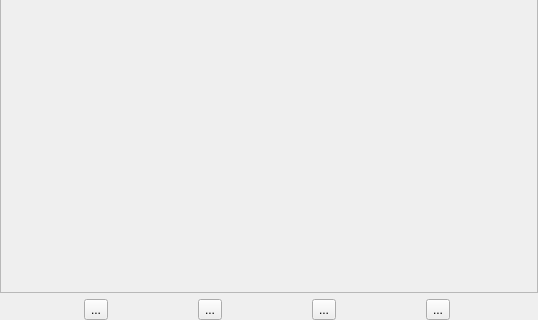
ronpandolfi/Xi-cam, file gui/hipgisaxsleftwidget.ui: the form before one commit; both pictures show x 0 to 538 and y 513 to 833 of the 538 by 833 pixel window.
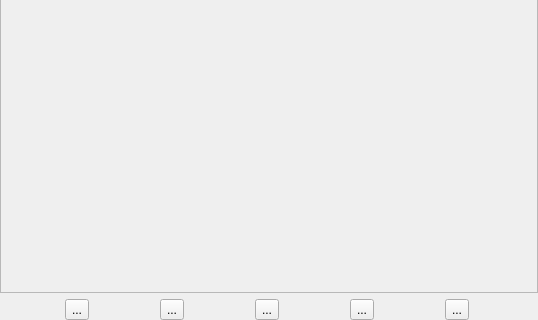
The form after the commit. Icons and pictures are not drawn.

The edit to the form file:
```diff
--- a/gui/hipgisaxsleftwidget.ui
+++ b/gui/hipgisaxsleftwidget.ui
@@ -142,6 +142,24 @@
                             </property>
                         </widget>
                     </item>
+                    <item>
+                    <widget class="QToolButton" name="runRemote">
+                        <property name="text">
+                            <string>...</string>
+                        </property>
+                        <property name="icon">
+                            <iconset>
+                                <normaloff>gui/hipgisaxsicons_4.png</normaloff>gui/hipgisaxsicons_4.png
+                            </iconset>
+                        </property>
+                        <property name="iconSize">
+                            <size>
+                                <width>32</width>
+                                <height>32</height>
+                            </size>
+                        </property>
+                    </widget>
+                </item>
                 </layout>
             </item>
         </layout>
```
